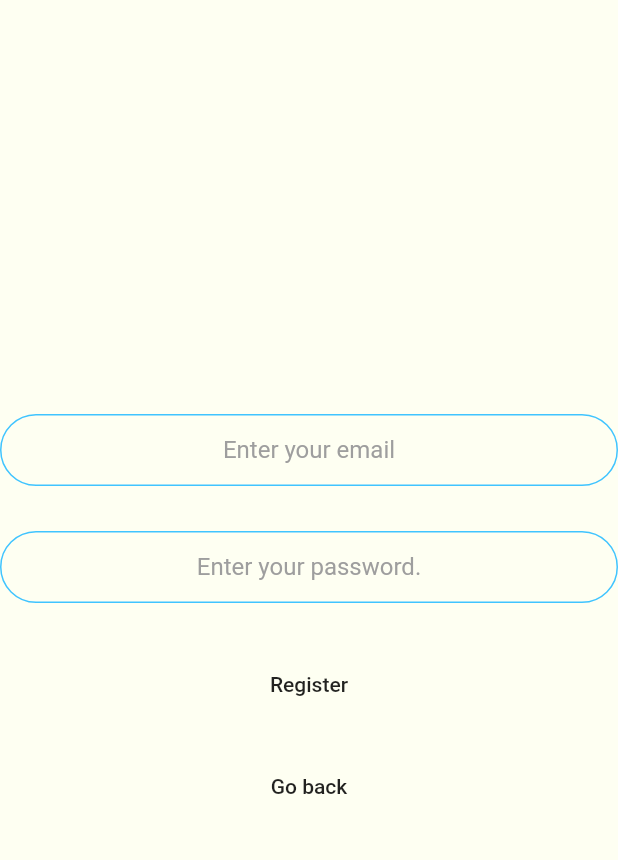
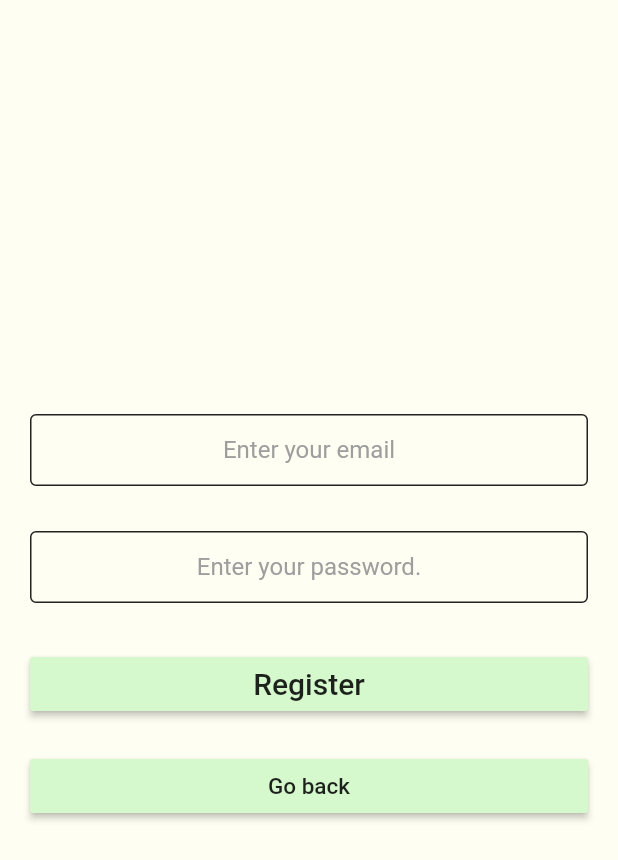
Before and after one commit to LordOlumide/MobileDev-CGPA-App, a Flutter app: the RegistrationScreen screen opened directly, after a tap on "Register", on a phone screen of 412 x 824 dp. Shown: the top 860 px of the screen. Run offline on Flutter 3.47's test engine with Material 2 defaults, Android fonts, the phone set to English and light mode, and no system bars; our stand-ins replace cloud_firestore, firebase_auth, firebase_core; accounts and stored records are empty; network calls fail.

Commit message:
some things added

```diff
--- a/lib/constants/app_theme.dart
+++ b/lib/constants/app_theme.dart
@@ -3,7 +3,7 @@ import 'package:flutter/scheduler.dart';
 import 'package:flutter/services.dart';
 
 class AppTheme {
-  static Color lightPrimaryColor = const Color(0xFFffffff);
+  static Color lightPrimaryColor = const Color(0xffd5f8cc);
   static Color lightSecondaryColor = const Color(0xffdfe5ff);
   static Color lightBackgroundColor = const Color(0xffc7c7c7);
   static Color lightFloatingActionButtonColor = const Color(0xffb3cef8);
--- a/lib/constants/constants.dart
+++ /dev/null
@@ -1,20 +0,0 @@
-import 'package:flutter/material.dart';
-
-InputDecoration kTextFieldDecoration = const InputDecoration(
-  hintText: 'Enter your information',
-  hintStyle: TextStyle(
-    color: Colors.grey,
-  ),
-  contentPadding: EdgeInsets.symmetric(vertical: 10.0, horizontal: 20.0),
-  border: OutlineInputBorder(
-    borderRadius: BorderRadius.all(Radius.circular(32.0)),
-  ),
-  enabledBorder: OutlineInputBorder(
-    borderSide: BorderSide(color: Colors.lightBlueAccent, width: 1.0),
-    borderRadius: BorderRadius.all(Radius.circular(32.0)),
-  ),
-  focusedBorder: OutlineInputBorder(
-    borderSide: BorderSide(color: Colors.lightBlueAccent, width: 2.0),
-    borderRadius: BorderRadius.all(Radius.circular(32.0)),
-  ),
-);
--- /dev/null
+++ b/lib/constants/decorations.dart
@@ -0,0 +1,17 @@
+import 'package:flutter/material.dart';
+
+InputDecoration kTextFieldDecoration = const InputDecoration(
+  hintStyle: TextStyle(
+    color: Color(0xFF9E9E9E),
+  ),
+  contentPadding: EdgeInsets.symmetric(vertical: 2.0, horizontal: 20),
+  border: OutlineInputBorder(
+    borderRadius: BorderRadius.all(Radius.circular(4.0)),
+  ),
+  enabledBorder: OutlineInputBorder(
+    borderSide: BorderSide(color: Colors.black87, width: 1.0),
+  ),
+  focusedBorder: OutlineInputBorder(
+    borderSide: BorderSide(color: Colors.black87, width: 2.0),
+  ),
+);
--- a/lib/main.dart
+++ b/lib/main.dart
@@ -46,8 +46,7 @@ class _MyCGPAAppState extends State<MyCGPAApp> {
         theme: AppTheme.lightTheme,
         // darkTheme: AppTheme.darkTheme,
         onGenerateRoute: AppRouter.onGenerateRoute,
-        // initialRoute: WelcomeScreen.screenId,
-        initialRoute: HomeScreen.screenId,
+        initialRoute: WelcomeScreen.screenId,
       ),
     );
   }
--- a/lib/repos/auth_repo.dart
+++ b/lib/repos/auth_repo.dart
@@ -3,10 +3,16 @@ import 'package:firebase_auth/firebase_auth.dart';
 class Auth {
   final instance = FirebaseAuth.instance;
 
+  /// To store the user Credentials
+  Map<String, dynamic> userCredentials = {
+    'userEmail': '',
+  };
+
   createUserWithEmailAndPassword(
       {required String email, required String password}) async {
-    await instance.createUserWithEmailAndPassword(
-        email: email, password: password);
+    await instance
+        .createUserWithEmailAndPassword(email: email, password: password)
+        .then((_) => userCredentials['userEmail'] = email);
   }
 
   logInWithEmailAndPassword(
--- a/lib/repos/database.dart
+++ b/lib/repos/database.dart
@@ -9,7 +9,7 @@ class Database extends ChangeNotifier {
   List<YearResult> get main => _main;
 
   initialize() {
-    addDummyData();
+    // addDummyData();
   }
 
   addNewYear() {
--- a/lib/repos/dummy_courses.dart
+++ b/lib/repos/dummy_courses.dart
@@ -2,7 +2,7 @@ import '../models/course_result.dart';
 
 List<CourseResult> firstYear1 = [
   CourseResult(courseTitle: 'GNS 101', courseDescription: 'Library and English usage', marks: 75, units: 2),
-  CourseResult(courseTitle: 'EEE 101', courseDescription: 'Elctricity', marks: 60, units: 3),
+  CourseResult(courseTitle: 'EEE 101', courseDescription: 'Electricity', marks: 60, units: 3),
   CourseResult(courseTitle: 'BIO 101', courseDescription: 'Intro to Biology', marks: 76, units: 1),
   CourseResult(courseTitle: 'PHY 101', courseDescription: 'Intro to Physics', marks: 77, units: 3),
   CourseResult(courseTitle: 'CHE 101', courseDescription: 'Intro to Chemistry', marks: 64, units: 2),
@@ -15,7 +15,7 @@ List<CourseResult> firstYear1 = [
 
 List<CourseResult> firstYear2 = [
   CourseResult(courseTitle: 'GNS 102', courseDescription: 'Library and English usage', marks: 75, units: 2),
-  CourseResult(courseTitle: 'EEE 102', courseDescription: 'Elctricity', marks: 60, units: 2),
+  CourseResult(courseTitle: 'EEE 102', courseDescription: 'Electricity', marks: 60, units: 2),
   CourseResult(courseTitle: 'BIO 102', courseDescription: 'Biological Beings', marks: 76, units: 3),
   CourseResult(courseTitle: 'PHY 102', courseDescription: 'Physical Science', marks: 77, units: 3),
   CourseResult(courseTitle: 'CHE 102', courseDescription: 'Intro to Chemistry', marks: 90, units: 2),
@@ -28,7 +28,7 @@ List<CourseResult> firstYear2 = [
 
 List<CourseResult> secondYear1 = [
   CourseResult(courseTitle: 'GNS 201', courseDescription: 'Library and English usage', marks: 75, units: 2),
-  CourseResult(courseTitle: 'EEE 201', courseDescription: 'Elctricity', marks: 60, units: 3),
+  CourseResult(courseTitle: 'EEE 201', courseDescription: 'Electricity', marks: 60, units: 3),
   CourseResult(courseTitle: 'BIO 201', courseDescription: 'Intro to Biology', marks: 76, units: 1),
   CourseResult(courseTitle: 'PHY 201', courseDescription: 'Intro to Physics', marks: 77, units: 3),
   CourseResult(courseTitle: 'CHE 201', courseDescription: 'Intro to Chemistry', marks: 64, units: 2),
@@ -41,7 +41,7 @@ List<CourseResult> secondYear1 = [
 
 List<CourseResult> secondYear2 = [
   CourseResult(courseTitle: 'GNS 202', courseDescription: 'Library and English usage', marks: 75, units: 2),
-  CourseResult(courseTitle: 'EEE 202', courseDescription: 'Elctricity', marks: 87, units: 2),
+  CourseResult(courseTitle: 'EEE 202', courseDescription: 'Electricity', marks: 87, units: 2),
   CourseResult(courseTitle: 'BIO 202', courseDescription: 'Biological Beings', marks: 76, units: 3),
   CourseResult(courseTitle: 'PHY 202', courseDescription: 'Physical Science', marks: 77, units: 3),
   CourseResult(courseTitle: 'CHE 202', courseDescription: 'Intro to Chemistry', marks: 90, units: 2),
--- a/lib/user_interface/screens/registration_screen/registration_screen.dart
+++ b/lib/user_interface/screens/registration_screen/registration_screen.dart
@@ -1,6 +1,6 @@
 import 'package:flutter/material.dart';
 import 'package:provider/provider.dart';
-import 'package:mobile_dev_cgpa_app/constants/constants.dart';
+import 'package:mobile_dev_cgpa_app/constants/decorations.dart';
 import '../../../repos/auth_repo.dart';
 
 // screens
@@ -23,6 +23,8 @@ class _RegistrationScreenState extends State<RegistrationScreen> {
   Widget build(BuildContext context) {
     return Scaffold(
       body: Center(
+        child: Container(
+          margin: const EdgeInsets.symmetric(horizontal: 20),
           child: Column(
             mainAxisAlignment: MainAxisAlignment.center,
             crossAxisAlignment: CrossAxisAlignment.stretch,
@@ -55,33 +57,48 @@ class _RegistrationScreenState extends State<RegistrationScreen> {
 
               // "Registration" button
               MaterialButton(
-              padding: const EdgeInsets.symmetric(horizontal: 20, vertical: 5),
+                padding:
+                    const EdgeInsets.symmetric(horizontal: 20, vertical: 5),
+                color: Theme.of(context).colorScheme.primary,
                 onPressed: () async {
                   try {
                     await Provider.of<Auth>(context, listen: false)
                         .createUserWithEmailAndPassword(
                             email: email, password: password)
-                      .then((value) =>
-                          Navigator.pushNamed(context, HomeScreen.screenId));
+                        .then((value) => Navigator.pushNamedAndRemoveUntil(
+                            context,
+                            HomeScreen.screenId,
+                            (Route<dynamic> route) => false,
+                            arguments: email));
                   } catch (e) {
                     print('FirebaseAuth Error: $e');
                   }
                 },
                 child: const Text(
                   'Register',
-                style: TextStyle(),
+                  style: TextStyle(
+                    fontSize: 20,
+                  ),
                 ),
               ),
               const SizedBox(height: 20),
 
               MaterialButton(
-              padding: const EdgeInsets.symmetric(horizontal: 20, vertical: 5),
+                padding:
+                    const EdgeInsets.symmetric(horizontal: 20, vertical: 5),
                 onPressed: () {
                   Navigator.of(context).pop();
                 },
-              child: Text('Go back'),
+                color: Theme.of(context).colorScheme.primary,
+                child: Text(
+                  'Go back',
+                  style: TextStyle(
+                    fontSize: 15,
+                  ),
+                ),
               ),
             ],
+          ),
         ),
       ),
     );
```
Also changed, not shown: lib/models/form_variables.dart (+12 -1 lines), lib/user_interface/routing/app_router.dart (+9 -6 lines), lib/user_interface/screens/course_view_screen/course_input_sheet.dart (+5 -2 lines), lib/user_interface/screens/course_view_screen/course_view_screen.dart (+49 -13 lines), lib/user_interface/screens/home_screen/home_screen.dart (+29 -8 lines), lib/user_interface/screens/login_screen/login_screen.dart (+24 -7 lines), lib/user_interface/screens/welcome_screen/welcome_screen.dart (+29 -6 lines), lib/user_interface/widgets/input_field.dart (+3 -13 lines), lib/user_interface/widgets/year_card_display.dart (+11 -12 lines). Lines whose indentation alone changed are shown as unchanged.
